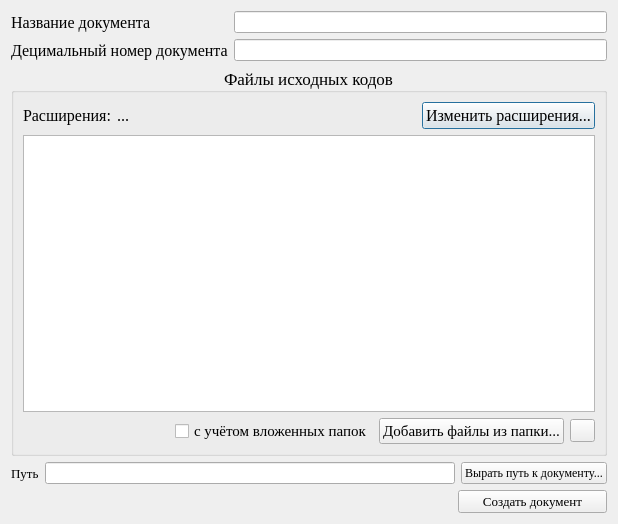
MargaritaLipatova/Prorgams-text-to-docx, file ui_files/ishod_w.ui: the form before one commit.
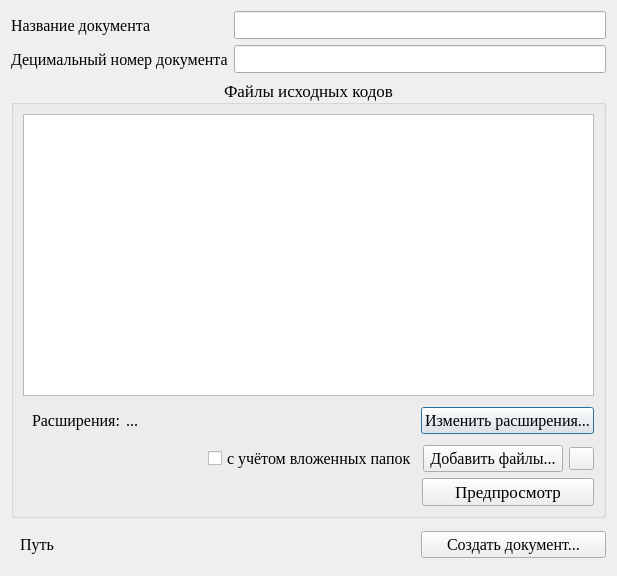
The form after the commit. Icons and pictures are not drawn.

Commit message:
Изменение в интерфейсе главного диалогового окна
Добавлена кнопка "Предпросмотр", Изменено расположение кнопки "Изменить расширения...".

```diff
--- a/ui_files/ishod_w.ui
+++ b/ui_files/ishod_w.ui
@@ -6,13 +6,14 @@
    <rect>
     <x>0</x>
     <y>0</y>
-    <width>618</width>
-    <height>524</height>
+    <width>617</width>
+    <height>576</height>
    </rect>
   </property>
   <property name="font">
    <font>
     <family>Times New Roman</family>
+    <pointsize>13</pointsize>
    </font>
   </property>
   <property name="windowTitle">
@@ -77,9 +78,15 @@
       <set>Qt::AlignCenter</set>
      </property>
      <layout class="QVBoxLayout" name="verticalLayout">
+      <item>
+       <widget class="QTableView" name="tableView_FileTree"/>
+      </item>
       <item>
        <layout class="QHBoxLayout" name="horizontalLayout">
         <item>
+         <widget class="QWidget" name="wStatusExtensions" native="true">
+          <layout class="QHBoxLayout" name="horizontalLayout_7">
+           <item>
          <widget class="QLabel" name="label_Extensions">
           <property name="font">
            <font>
@@ -109,6 +116,22 @@
           </property>
          </widget>
         </item>
+          </layout>
+         </widget>
+        </item>
+        <item>
+         <spacer name="horizontalSpacer_3">
+          <property name="orientation">
+           <enum>Qt::Horizontal</enum>
+          </property>
+          <property name="sizeHint" stdset="0">
+           <size>
+            <width>40</width>
+            <height>20</height>
+           </size>
+          </property>
+         </spacer>
+        </item>
         <item>
          <widget class="QPushButton" name="pBtn_ChangeEx">
           <property name="font">
@@ -123,9 +146,6 @@
         </item>
        </layout>
       </item>
-      <item>
-       <widget class="QTableView" name="tableView_FileTree"/>
-      </item>
       <item>
        <layout class="QHBoxLayout" name="horizontalLayout_2">
         <item>
@@ -145,7 +165,7 @@
          <widget class="QCheckBox" name="checkBox_FolderNesting">
           <property name="font">
            <font>
-            <pointsize>11</pointsize>
+            <pointsize>12</pointsize>
            </font>
           </property>
           <property name="text">
@@ -155,13 +175,25 @@
         </item>
         <item>
          <widget class="QPushButton" name="pBtn_AddFilesInFolder">
+          <property name="minimumSize">
+           <size>
+            <width>140</width>
+            <height>0</height>
+           </size>
+          </property>
+          <property name="maximumSize">
+           <size>
+            <width>140</width>
+            <height>16777215</height>
+           </size>
+          </property>
           <property name="font">
            <font>
-            <pointsize>11</pointsize>
+            <pointsize>12</pointsize>
            </font>
           </property>
           <property name="text">
-           <string>Добавить файлы из папки...</string>
+           <string>Добавить файлы...</string>
           </property>
          </widget>
         </item>
@@ -201,16 +233,67 @@
         </item>
        </layout>
       </item>
+      <item>
+       <layout class="QHBoxLayout" name="horizontalLayout_6">
+        <item>
+         <spacer name="horizontalSpacer_2">
+          <property name="orientation">
+           <enum>Qt::Horizontal</enum>
+          </property>
+          <property name="sizeHint" stdset="0">
+           <size>
+            <width>40</width>
+            <height>20</height>
+           </size>
+          </property>
+         </spacer>
+        </item>
+        <item>
+         <widget class="QPushButton" name="pushButton">
+          <property name="minimumSize">
+           <size>
+            <width>172</width>
+            <height>0</height>
+           </size>
+          </property>
+          <property name="maximumSize">
+           <size>
+            <width>172</width>
+            <height>16777215</height>
+           </size>
+          </property>
+          <property name="text">
+           <string>Предпросмотр</string>
+          </property>
+         </widget>
+        </item>
+       </layout>
+      </item>
      </layout>
     </widget>
    </item>
    <item>
     <layout class="QHBoxLayout" name="horizontalLayout_5">
      <item>
+      <widget class="QWidget" name="wStatusPathSavingDocx" native="true">
+       <layout class="QHBoxLayout" name="horizontalLayout_9">
+        <item>
       <widget class="QLabel" name="label_PathIshodDocx">
+          <property name="minimumSize">
+           <size>
+            <width>35</width>
+            <height>23</height>
+           </size>
+          </property>
+          <property name="maximumSize">
+           <size>
+            <width>35</width>
+            <height>23</height>
+           </size>
+          </property>
        <property name="font">
         <font>
-         <pointsize>10</pointsize>
+            <pointsize>12</pointsize>
         </font>
        </property>
        <property name="text">
@@ -219,39 +302,19 @@
       </widget>
      </item>
      <item>
-      <widget class="QLineEdit" name="lineEdit_PathIshodDocx"/>
-     </item>
-     <item>
-      <widget class="QPushButton" name="pBtn_PathIshodDocx">
+         <widget class="QLabel" name="label_PathSavingDocx">
        <property name="font">
         <font>
-         <pointsize>9</pointsize>
-        </font>
-       </property>
-       <property name="layoutDirection">
-        <enum>Qt::LeftToRight</enum>
-       </property>
+            <pointsize>12</pointsize>
+           </font>
+          </property>
        <property name="text">
-        <string>Вырать путь к документу...</string>
+           <string/>
        </property>
       </widget>
      </item>
     </layout>
-   </item>
-   <item>
-    <layout class="QHBoxLayout" name="horizontalLayout_7">
-     <item>
-      <spacer name="horizontalSpacer_2">
-       <property name="orientation">
-        <enum>Qt::Horizontal</enum>
-       </property>
-       <property name="sizeHint" stdset="0">
-        <size>
-         <width>40</width>
-         <height>20</height>
-        </size>
-       </property>
-      </spacer>
+      </widget>
      </item>
      <item>
       <widget class="QPushButton" name="pBtn_CreateDocx">
@@ -261,13 +324,19 @@
          <height>0</height>
         </size>
        </property>
+       <property name="maximumSize">
+        <size>
+         <width>185</width>
+         <height>16777215</height>
+        </size>
+       </property>
        <property name="font">
         <font>
-         <pointsize>10</pointsize>
+         <pointsize>12</pointsize>
         </font>
        </property>
        <property name="text">
-        <string>Создать документ</string>
+        <string>Создать документ...</string>
        </property>
       </widget>
      </item>
```
Lines whose indentation alone changed are shown as unchanged. The commit also changes 1 other file.
